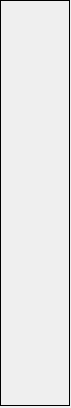
Old version of the form botonera/forms/zone_icm.ui in the repository jordan045/tdc-botonera.
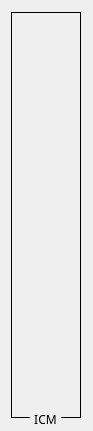
New version of the form. Icons and pictures are not drawn.

The edit to the form file:
```diff
--- a/botonera/forms/zone_icm.ui
+++ b/botonera/forms/zone_icm.ui
@@ -6,20 +6,20 @@
    <rect>
     <x>0</x>
     <y>0</y>
-    <width>71</width>
-    <height>408</height>
+    <width>93</width>
+    <height>431</height>
    </rect>
   </property>
   <property name="minimumSize">
    <size>
-    <width>71</width>
-    <height>408</height>
+    <width>93</width>
+    <height>431</height>
    </size>
   </property>
   <property name="maximumSize">
    <size>
-    <width>71</width>
-    <height>408</height>
+    <width>93</width>
+    <height>431</height>
    </size>
   </property>
   <property name="windowTitle">
@@ -28,8 +28,8 @@
   <widget class="QFrame" name="frame">
    <property name="geometry">
     <rect>
-     <x>0</x>
-     <y>0</y>
+     <x>11</x>
+     <y>12</y>
      <width>70</width>
      <height>406</height>
     </rect>
@@ -437,6 +437,30 @@
     </item>
    </layout>
   </widget>
+  <widget class="QLabel" name="label">
+   <property name="geometry">
+    <rect>
+     <x>30</x>
+     <y>410</y>
+     <width>31</width>
+     <height>19</height>
+    </rect>
+   </property>
+   <property name="font">
+    <font>
+     <family>Bahnschrift</family>
+    </font>
+   </property>
+   <property name="autoFillBackground">
+    <bool>true</bool>
+   </property>
+   <property name="text">
+    <string>ICM</string>
+   </property>
+   <property name="alignment">
+    <set>Qt::AlignCenter</set>
+   </property>
+  </widget>
  </widget>
  <resources/>
  <connections/>
```
